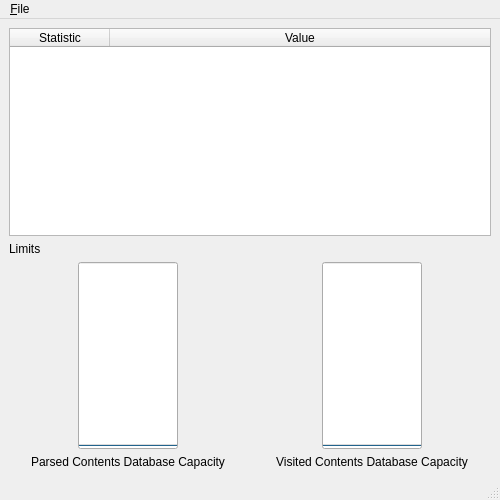
This is UI/pandemonium_statistics.ui in nurfalie/pandamonium as Qt 5 draws it before an edit. The edited form follows.
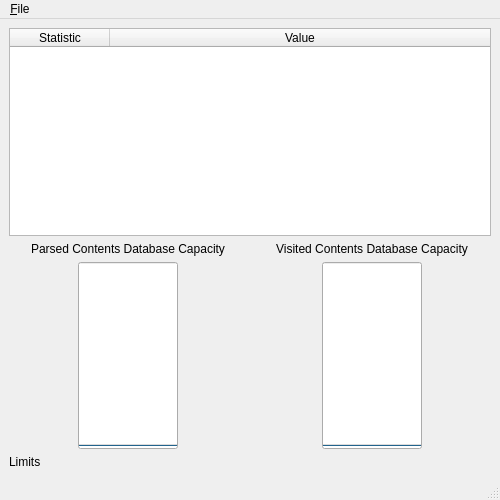
This is the edited form.

Commit message: Moved labels.

Diff of the .ui file:
```diff
--- a/UI/pandemonium_statistics.ui
+++ b/UI/pandemonium_statistics.ui
@@ -44,20 +44,23 @@
       </column>
      </widget>
     </item>
-    <item>
-     <widget class="QLabel" name="database_limits">
-      <property name="text">
-       <string>Limits</string>
-      </property>
-      <property name="wordWrap">
-       <bool>true</bool>
-      </property>
-     </widget>
-    </item>
     <item>
      <layout class="QHBoxLayout" name="horizontalLayout_3">
       <item>
        <layout class="QVBoxLayout" name="verticalLayout">
+        <item>
+         <widget class="QLabel" name="label_9">
+          <property name="text">
+           <string>Parsed Contents Database Capacity</string>
+          </property>
+          <property name="alignment">
+           <set>Qt::AlignCenter</set>
+          </property>
+          <property name="wordWrap">
+           <bool>true</bool>
+          </property>
+         </widget>
+        </item>
         <item>
          <layout class="QHBoxLayout" name="horizontalLayout">
           <item>
@@ -110,23 +113,23 @@
           </item>
          </layout>
         </item>
-        <item>
-         <widget class="QLabel" name="label_9">
-          <property name="text">
-           <string>Parsed Contents Database Capacity</string>
-          </property>
-          <property name="alignment">
-           <set>Qt::AlignCenter</set>
-          </property>
-          <property name="wordWrap">
-           <bool>true</bool>
-          </property>
-         </widget>
-        </item>
        </layout>
       </item>
       <item>
        <layout class="QVBoxLayout" name="verticalLayout_2">
+        <item>
+         <widget class="QLabel" name="label_10">
+          <property name="text">
+           <string>Visited Contents Database Capacity</string>
+          </property>
+          <property name="alignment">
+           <set>Qt::AlignCenter</set>
+          </property>
+          <property name="wordWrap">
+           <bool>true</bool>
+          </property>
+         </widget>
+        </item>
         <item>
          <layout class="QHBoxLayout" name="horizontalLayout_2">
           <item>
@@ -176,23 +179,20 @@
           </item>
          </layout>
         </item>
-        <item>
-         <widget class="QLabel" name="label_10">
-          <property name="text">
-           <string>Visited Contents Database Capacity</string>
-          </property>
-          <property name="alignment">
-           <set>Qt::AlignCenter</set>
-          </property>
-          <property name="wordWrap">
-           <bool>true</bool>
-          </property>
-         </widget>
-        </item>
        </layout>
       </item>
      </layout>
     </item>
+    <item>
+     <widget class="QLabel" name="database_limits">
+      <property name="text">
+       <string>Limits</string>
+      </property>
+      <property name="wordWrap">
+       <bool>true</bool>
+      </property>
+     </widget>
+    </item>
    </layout>
   </widget>
   <widget class="QMenuBar" name="menubar">
```
